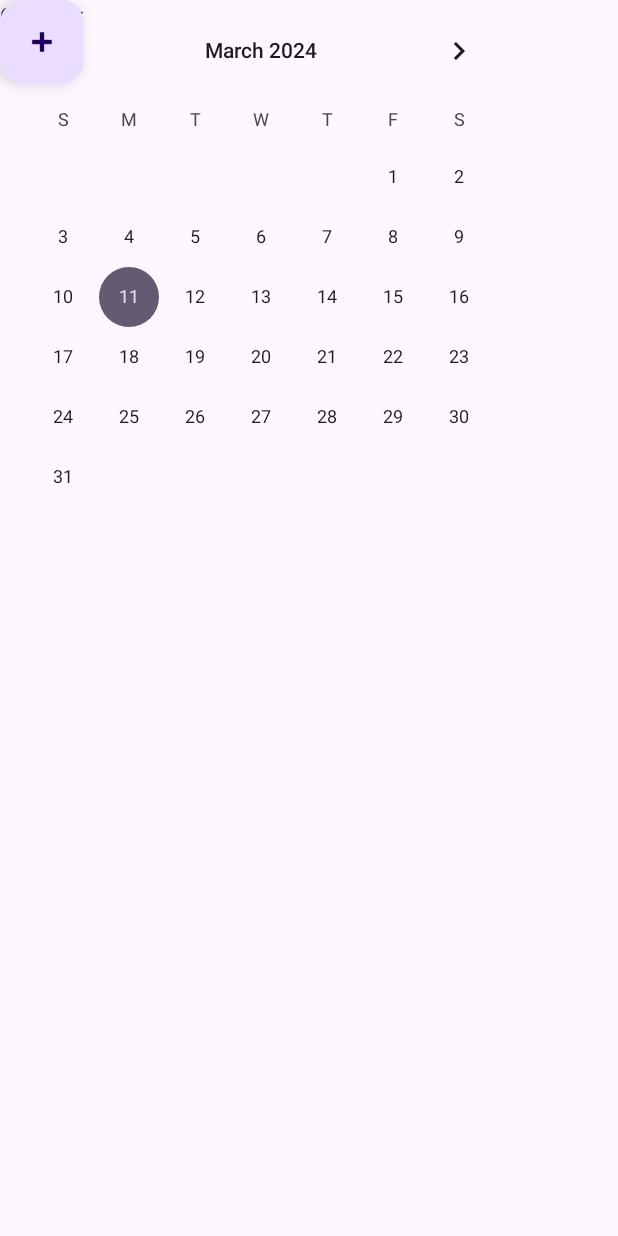
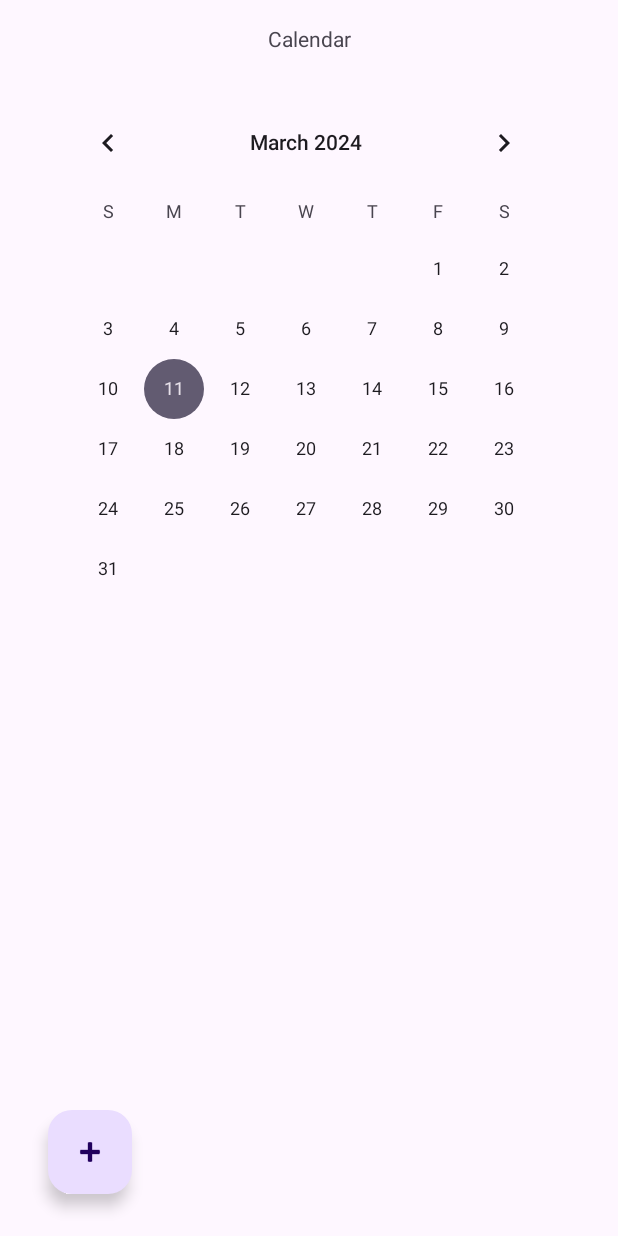
Before and after one commit to H1drogen/FitnessTracker, an Android app: the layout fragment_calendar.xml on its own in the app's theme, with its tools: preview values and no code run, on a phone screen of 412 x 824 dp. Run offline under Robolectric (Android 15) with nearby library versions, the phone set to English and light mode, and no system bars.

```diff
--- a/app/src/main/java/com/fdmgroup/FitnessTrackerApp/CalendarFragment.kt
+++ b/app/src/main/java/com/fdmgroup/FitnessTrackerApp/CalendarFragment.kt
@@ -11,7 +11,7 @@ import com.fdmgroup.FitnessTrackerApp.databinding.FragmentCalendarBinding
 class CalendarFragment: Fragment() {
     private var _binding: FragmentCalendarBinding? = null
     private val binding get() = _binding!!
-    val selectedDate: String? = null
+    private var selectedDate: String? = null
 
     override fun onCreateView(
         inflater: LayoutInflater, container: ViewGroup?,
@@ -29,7 +29,7 @@ class CalendarFragment: Fragment() {
 
         calendarView.setOnDateChangeListener { view, year, month, day ->
             // Handle the selected date change
-            val selectedDate = "$day-$month-$year"
+            selectedDate = "$day-$month-$year"
             Toast.makeText(
                 requireContext(),
                 "Selected date: $selectedDate",
@@ -38,6 +38,8 @@ class CalendarFragment: Fragment() {
         }
     }
 
+
+
     override fun onDestroyView() {
         super.onDestroyView()
         _binding = null
--- a/app/src/main/res/layout/fragment_calendar.xml
+++ b/app/src/main/res/layout/fragment_calendar.xml
@@ -11,24 +11,30 @@
         android:id="@+id/date_view"
         android:layout_width="wrap_content"
         android:layout_height="wrap_content"
+        android:layout_marginTop="16dp"
         android:text="Calendar"
-        tools:layout_editor_absoluteX="177dp"
-        tools:layout_editor_absoluteY="16dp" />
+        app:layout_constraintEnd_toEndOf="parent"
+        app:layout_constraintStart_toStartOf="parent"
+        app:layout_constraintTop_toTopOf="parent" />
 
     <CalendarView
         android:id="@+id/calendarView"
         android:layout_width="wrap_content"
         android:layout_height="wrap_content"
-        tools:layout_editor_absoluteX="30dp"
-        tools:layout_editor_absoluteY="61dp" />
+        android:layout_marginStart="30dp"
+        android:layout_marginTop="61dp"
+        app:layout_constraintStart_toStartOf="parent"
+        app:layout_constraintTop_toTopOf="parent" />
 
     <com.google.android.material.floatingactionbutton.FloatingActionButton
         android:id="@+id/floatingActionButton2"
         android:layout_width="wrap_content"
         android:layout_height="wrap_content"
+        android:layout_marginEnd="324dp"
+        android:layout_marginBottom="28dp"
         android:clickable="true"
         android:src="@android:drawable/ic_input_add"
-        tools:layout_editor_absoluteX="332dp"
-        tools:layout_editor_absoluteY="647dp" />
+        app:layout_constraintBottom_toBottomOf="parent"
+        app:layout_constraintEnd_toEndOf="parent" />
 
 </androidx.constraintlayout.widget.ConstraintLayout>
```
Also changed, not shown: app/src/main/java/com/fdmgroup/FitnessTrackerApp/DatabaseHelper.kt (added, +38 -0 lines).
